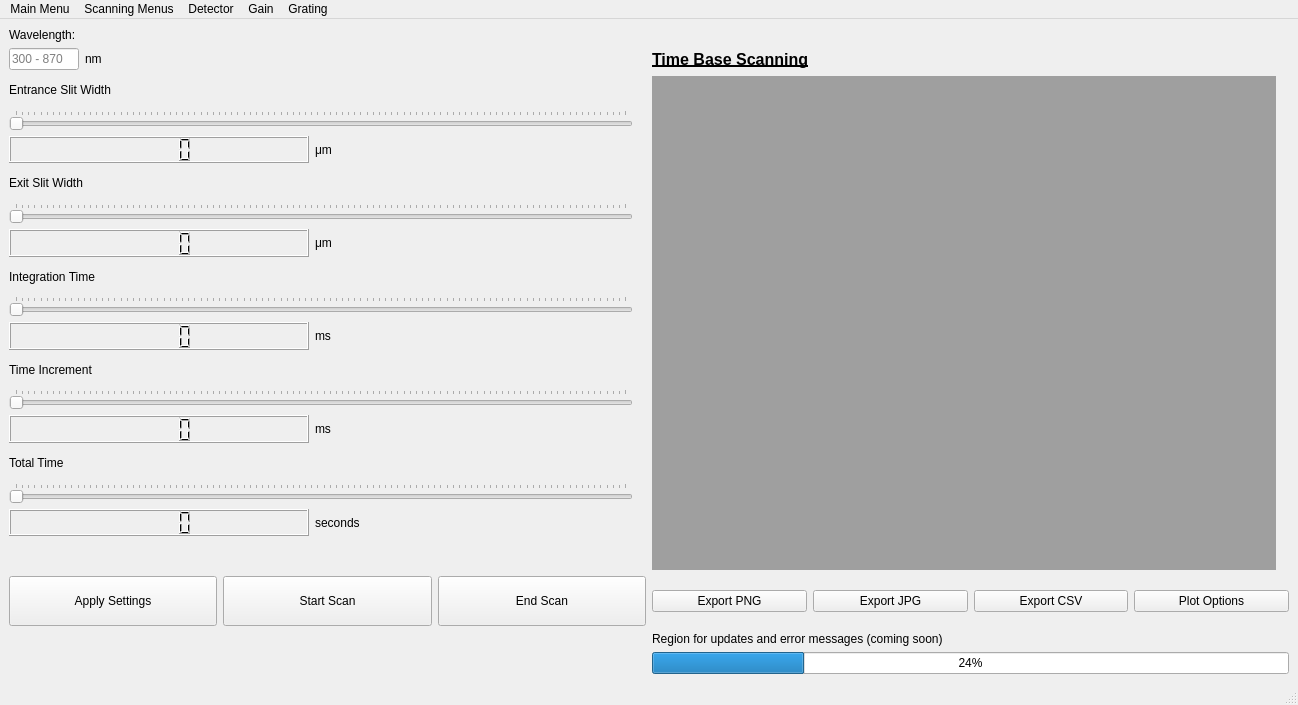
This is TimeBaseScanningMenu_Design.ui in gitmarcus34/Spectro_GUI as Qt 5 draws it before an edit. The edited form follows.
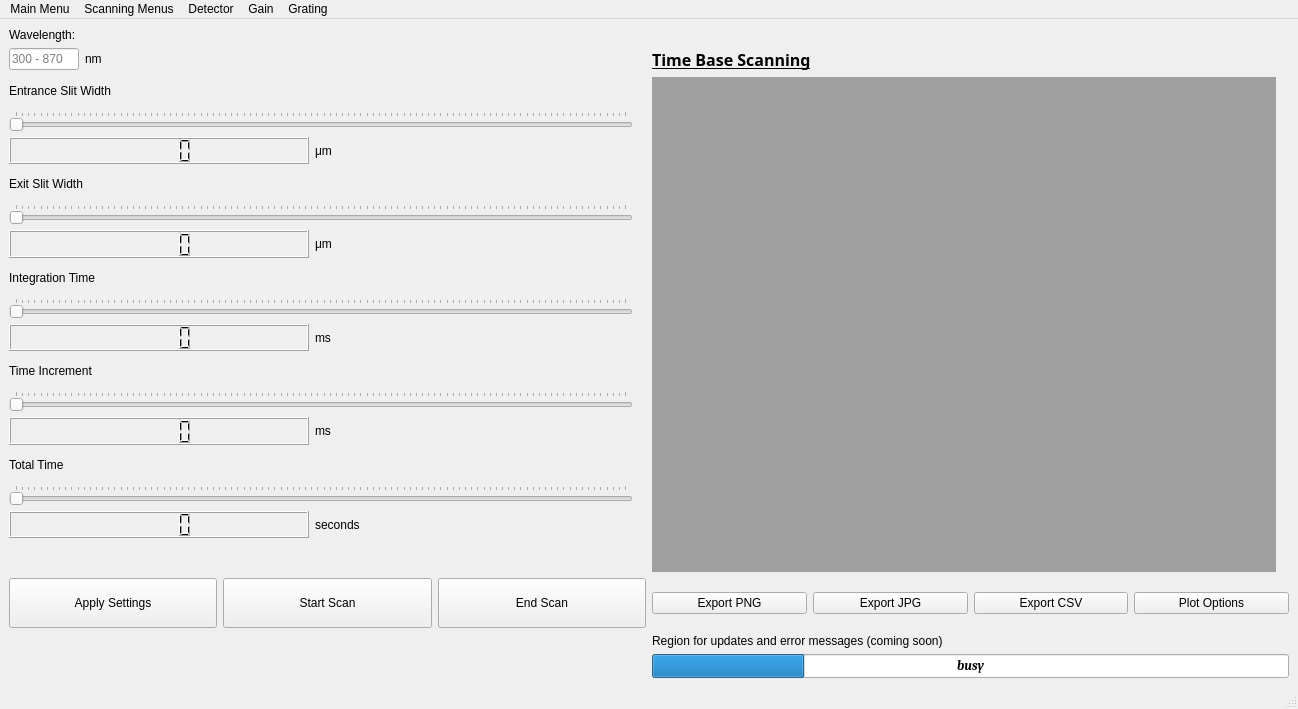
This is the edited form. Icons and pictures are not drawn.

What changed in the file:
```diff
--- a/TimeBaseScanningMenu_Design.ui
+++ b/TimeBaseScanningMenu_Design.ui
@@ -7,7 +7,7 @@
     <x>0</x>
     <y>0</y>
     <width>1298</width>
-    <height>705</height>
+    <height>709</height>
    </rect>
   </property>
   <property name="sizePolicy">
@@ -22,6 +22,11 @@
     <height>943</height>
    </size>
   </property>
+  <property name="font">
+   <font>
+    <italic>false</italic>
+   </font>
+  </property>
   <property name="windowTitle">
    <string>Scanning Menu</string>
   </property>
@@ -102,6 +107,34 @@
       </property>
      </widget>
     </item>
+    <item row="5" column="2">
+     <widget class="QProgressBar" name="progressBar">
+      <property name="font">
+       <font>
+        <family>Cambria</family>
+        <pointsize>10</pointsize>
+        <weight>75</weight>
+        <italic>true</italic>
+        <bold>true</bold>
+        <underline>false</underline>
+        <strikeout>false</strikeout>
+        <kerning>false</kerning>
+       </font>
+      </property>
+      <property name="value">
+       <number>24</number>
+      </property>
+      <property name="alignment">
+       <set>Qt::AlignCenter</set>
+      </property>
+      <property name="invertedAppearance">
+       <bool>false</bool>
+      </property>
+      <property name="format">
+       <string>busy</string>
+      </property>
+     </widget>
+    </item>
     <item row="3" column="0">
      <layout class="QHBoxLayout" name="horizontalLayout_5">
       <item>
@@ -165,8 +198,10 @@
      <widget class="QLabel" name="MenuLabel">
       <property name="font">
        <font>
+        <family>Lucida Bright</family>
         <pointsize>12</pointsize>
         <weight>75</weight>
+        <italic>false</italic>
         <bold>true</bold>
         <underline>true</underline>
        </font>
@@ -476,13 +511,6 @@
       </item>
      </layout>
     </item>
-    <item row="5" column="2">
-     <widget class="QProgressBar" name="progressBar">
-      <property name="value">
-       <number>24</number>
-      </property>
-     </widget>
-    </item>
    </layout>
   </widget>
   <widget class="QMenuBar" name="menubar">
```
